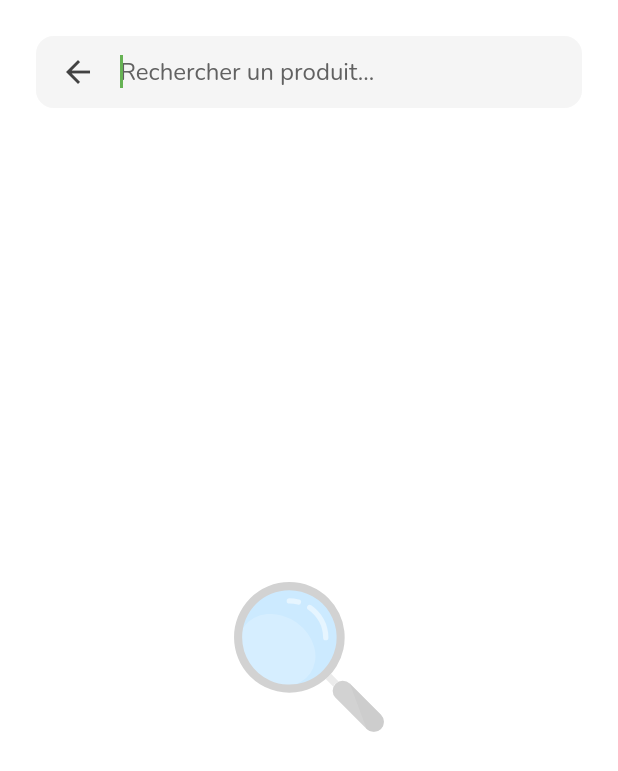
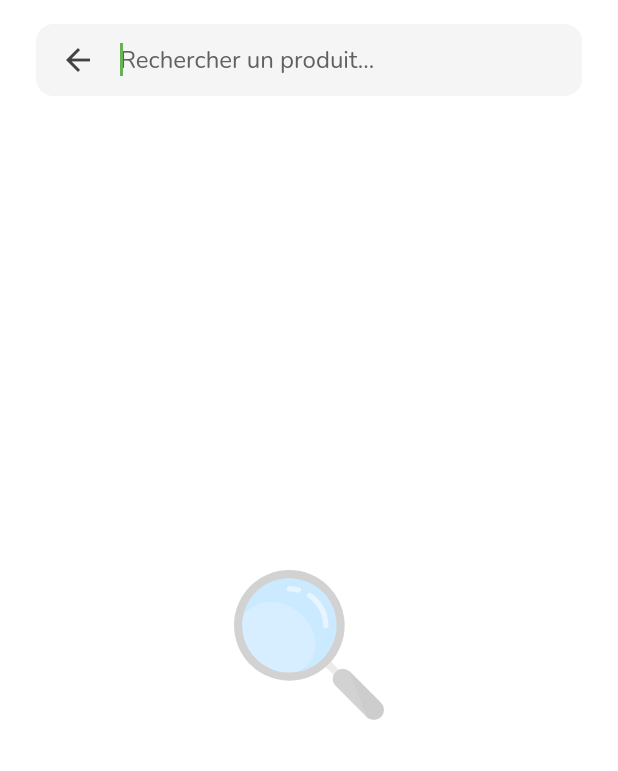
Before and after one commit to FredJul/verdure, a Flutter app: the screen it shows after launch, after a tap on "Rechercher un produit…", on a phone screen of 412 x 824 dp. Shown: the top 771 px of the screen. Run offline on Flutter 3.47's test engine with Material 2 defaults, Android fonts, the light colour scheme and no system bars; our stand-ins replace cached_network_image, copy_with_extension, dartx, easy_debounce, flutter_svg, gap and 3 more; missing offline and left inert: diffutil_dart, openfoodfacts, qr_code_scanner; accounts and stored records are empty; generated files the repository leaves out were written again; project files that could hold a hidden picture were left out.

Commit message:
small UI fixes

```diff
--- a/lib/common/search_bar.dart
+++ b/lib/common/search_bar.dart
@@ -16,14 +16,16 @@ class SearchBar extends StatefulWidget {
     this.showBackButton = false,
     this.isSearching = false,
     this.debounceDelay = const Duration(seconds: 2),
-    required this.onQueryChanged,
+    this.onTyping,
+    this.onQueryChanged,
   }) : super(key: key);
 
   final bool autofocus;
   final bool showBackButton;
   final bool isSearching;
   final Duration debounceDelay;
-  final OnQueryChangedCallback onQueryChanged;
+  final VoidCallback? onTyping;
+  final OnQueryChangedCallback? onQueryChanged;
 
   @override
   _SearchBarState createState() => _SearchBarState();
@@ -61,12 +63,14 @@ class _SearchBarState extends State<SearchBar> {
                   setState(() {}); // Needed to update icons display
 
                   if (query.isEmpty) {
-                    widget.onQueryChanged(query);
+                    widget.onQueryChanged?.call(query);
                   } else {
+                    widget.onTyping?.call();
+
                     EasyDebounce.debounce(
                       tag,
                       widget.debounceDelay,
-                      () => widget.onQueryChanged(query),
+                      () => widget.onQueryChanged?.call(query),
                     );
                   }
                 },
@@ -100,7 +104,7 @@ class _SearchBarState extends State<SearchBar> {
                             EasyDebounce.cancel(tag);
 
                             _searchController.clear();
-                            widget.onQueryChanged('');
+                            widget.onQueryChanged?.call('');
                           }),
                           color: Colors.grey[800],
                           icon: const Icon(Icons.clear),
--- a/lib/favorites_page.dart
+++ b/lib/favorites_page.dart
@@ -16,7 +16,8 @@ class FavoritesPage extends StatelessWidget {
   Widget build(BuildContext context) {
     final foodsState = context.watch<FoodsState>();
 
-    return AnimatedCrossFade(
+    return SafeArea(
+      child: AnimatedCrossFade(
         firstChild: Center(
           child: EmptyView(icon: Assets.genericFood, subtitle: context.i18n.noFavoriteFood),
         ),
@@ -44,6 +45,7 @@ class FavoritesPage extends StatelessWidget {
         ),
         crossFadeState: foodsState.favoriteFoods.isEmpty ? CrossFadeState.showFirst : CrossFadeState.showSecond,
         duration: 200.milliseconds,
+      ),
     );
   }
 }
--- a/lib/home_page.dart
+++ b/lib/home_page.dart
@@ -26,7 +26,7 @@ class HomePage extends StatelessWidget {
           pinned: true,
           expandedHeight: 112,
           centerTitle: true,
-          title: DisapearingSliverAppBarTitle(child: Assets.logoFull.svg(height: 32)),
+          title: DisapearingSliverAppBarTitle(child: Assets.logoFull.svg(height: 42)),
           flexibleSpace: FlexibleSpaceBar(
             background: Center(
               child: Assets.logoFull.svg(height: 64),
@@ -42,10 +42,8 @@ class HomePage extends StatelessWidget {
                 GestureDetector(
                   behavior: HitTestBehavior.translucent, // needed with IgnorePointer as child
                   onTap: () => context.pushScreen(const SearchPage()),
-                  child: IgnorePointer(
-                    child: SearchBar(
-                      onQueryChanged: (_) {},
-                    ),
+                  child: const IgnorePointer(
+                    child: SearchBar(),
                   ),
                 ),
                 const Gap(24),
--- a/lib/search_page.dart
+++ b/lib/search_page.dart
@@ -28,19 +28,18 @@ class _SearchPageState extends ObserverState<SearchPage> {
   @override
   Widget build(BuildContext context) {
     return Scaffold(
-      body: Column(
+      body: SafeArea(
+        child: Column(
           children: [
             Padding(
-            padding: const EdgeInsets.only(
-              top: 24,
-              left: 24,
-              right: 24,
-              bottom: 8,
-            ),
+              padding: const EdgeInsets.only(top: 16, left: 24, right: 24),
               child: SearchBar(
                 autofocus: true,
                 showBackButton: true,
                 isSearching: _isSearching,
+                onTyping: () => setState(() {
+                  _isSearching = true;
+                }),
                 onQueryChanged: (query) {
                   setState(() {
                     _isSearching = query.isNotEmpty;
@@ -82,11 +81,7 @@ class _SearchPageState extends ObserverState<SearchPage> {
                 ),
                 secondChild: ListView(
                   shrinkWrap: true,
-                padding: const EdgeInsets.only(
-                  left: 24,
-                  right: 24,
-                  bottom: 24,
-                ),
+                  padding: const EdgeInsets.only(top: 4, left: 24, right: 24, bottom: 24),
                   children: _searchResults
                       .map((food) => Padding(
                             padding: const EdgeInsets.symmetric(vertical: 4),
@@ -104,6 +99,7 @@ class _SearchPageState extends ObserverState<SearchPage> {
             ),
           ],
         ),
+      ),
     );
   }
 }
```
Lines whose indentation alone changed are shown as unchanged.
